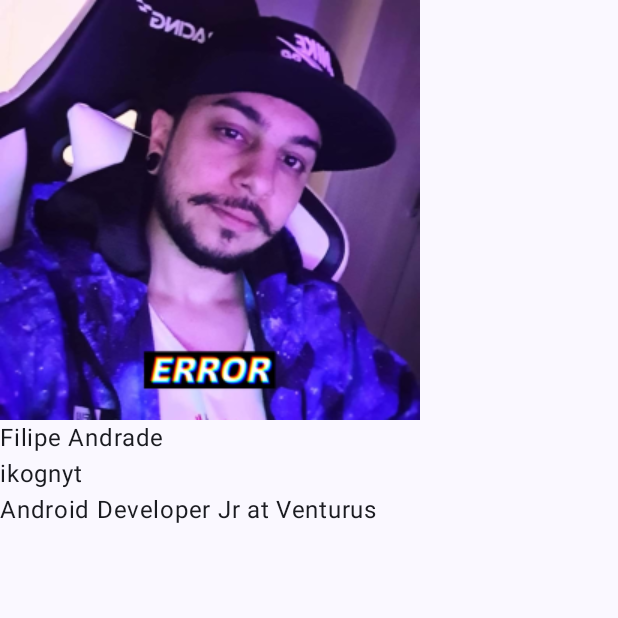
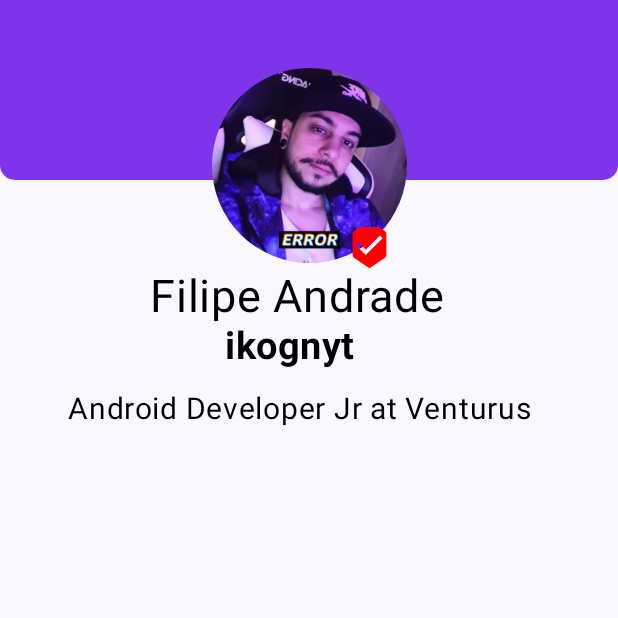
Before and after one commit to Ikognyt/DevHub, an Android app built with Jetpack Compose: the screen it shows after launch (MainActivity), on a phone screen of 412 x 824 dp, the top half of it. Run offline under Robolectric (Android 15) with nearby library versions, the phone set to English and light mode, and no system bars.

Commit message:
2/7 complete

```diff
--- a/app/src/main/java/br/com/ylotec/devhub/MainActivity.kt
+++ b/app/src/main/java/br/com/ylotec/devhub/MainActivity.kt
@@ -1,25 +1,43 @@
 package br.com.ylotec.devhub
 
-import android.media.Image
+import android.graphics.drawable.GradientDrawable
 import android.os.Bundle
 import androidx.activity.ComponentActivity
 import androidx.activity.compose.setContent
+import androidx.compose.foundation.BorderStroke
 import androidx.compose.foundation.Image
-import androidx.compose.foundation.layout.Box
-import androidx.compose.foundation.layout.Column
-import androidx.compose.foundation.layout.Row
-import androidx.compose.foundation.layout.fillMaxSize
+import androidx.compose.foundation.background
+import androidx.compose.foundation.border
+import androidx.compose.foundation.layout.*
+import androidx.compose.foundation.shape.CircleShape
+import androidx.compose.foundation.shape.RoundedCornerShape
 import androidx.compose.material3.Icon
 import androidx.compose.material3.MaterialTheme
 import androidx.compose.material3.Surface
 import androidx.compose.material3.Text
 import androidx.compose.runtime.Composable
 import androidx.compose.ui.Alignment
+import androidx.compose.ui.Alignment.Companion.Center
+import androidx.compose.ui.Alignment.Companion.CenterHorizontally
 import androidx.compose.ui.Modifier
+import androidx.compose.ui.draw.clip
+import androidx.compose.ui.graphics.Color
+import androidx.compose.ui.graphics.ExperimentalGraphicsApi
+import androidx.compose.ui.graphics.RectangleShape
+import androidx.compose.ui.graphics.colorspace.Rgb
+import androidx.compose.ui.layout.ContentScale
 import androidx.compose.ui.res.painterResource
-import androidx.compose.ui.semantics.Role.Companion.Image
-import androidx.compose.ui.tooling.preview.Preview
+import androidx.compose.ui.text.TextStyle
+import androidx.compose.ui.text.font.FontStyle
+import androidx.compose.ui.text.font.FontWeight
+import androidx.compose.ui.text.font.FontWeight.Companion.W600
+import androidx.compose.ui.text.style.TextAlign
+import androidx.compose.ui.unit.TextUnit
+import androidx.compose.ui.unit.TextUnitType
+import androidx.compose.ui.unit.dp
+import androidx.compose.ui.unit.sp
 import br.com.ylotec.devhub.ui.theme.DevHubTheme
+import kotlin.math.round
 
 class MainActivity : ComponentActivity() {
     override fun onCreate(savedInstanceState: Bundle?) {
@@ -31,22 +49,74 @@ class MainActivity : ComponentActivity() {
                     modifier = Modifier.fillMaxSize(),
                     color = MaterialTheme.colorScheme.background
                 ) {
-                    ArtistAvatar()
+                    UserCard()
                 }
             }
         }
     }
 
+
+
     @Composable
-    fun ArtistAvatar() {
-        Column {
-            Image(painter = painterResource(id = R.drawable.filipe_fb_rzd),
-                    contentDescription = "Foto do usuário")
-            Text("Filipe Andrade")
-            Text("ikognyt")
-            Text("Android Developer Jr at Venturus ")
+    fun UserCard() {
+
+        Column(modifier = Modifier
+            .absoluteOffset(0.dp, (-10).dp)
+        ) {
+            Box(modifier = Modifier
+                .background(Color(0xFF7D34EB), RoundedCornerShape(10.dp))
+                .fillMaxWidth()
+                .absoluteOffset(0.dp, 55.dp)
+            ) {
+                Image(
+                    painter = painterResource(id = R.drawable.filipe_fb_rzd),
+                    contentDescription = "Foto do usuário",
+                    Modifier
+                        .clip(CircleShape)
+                        .size(130.dp)
+                        .align(Center)
+                )
+            }
+            Box(modifier = Modifier
+                .align(CenterHorizontally)
+            ) {
+                Icon(
+                    painter = painterResource(
+                        id = R.drawable.ic_baseline_beenhere_24),
+                    contentDescription = "Been Here Check",
+                    Modifier
+                        .absoluteOffset(40.dp, 0.dp)
+                        .clip(CircleShape)
+                        .size(30.dp)
+                        .align(Center),
+                    Color.Red
+                )
+                Column(modifier = Modifier
+                    .fillMaxWidth()
+                    .align(Center)
+                ) {
+
+                    Text("Filipe Andrade", Modifier.absoluteOffset(100.dp, 60.dp), Color.Black, fontSize = 30.sp)
+                    Text("ikognyt", Modifier.absoluteOffset(150.dp, 60.dp), Color.Black, fontSize = 25.sp, fontWeight = FontWeight.Bold)
+                    Text("Android Developer Jr at Venturus ", Modifier.absoluteOffset(45.dp, 75.dp), Color.Black, fontSize = 20.sp)
+                }
+
+            }
         }
 
     }
 
+    @Composable
+    fun BackgroundUser(){
+        Row(horizontalArrangement = Arrangement.Center) {
+            Modifier
+                .fillMaxWidth()
+                .padding(10.dp)
+                .background(Color.Black)
+
+        }
+
+    }
+
+
 }
--- /dev/null
+++ b/app/src/main/res/drawable/ic_baseline_beenhere_24.xml
@@ -0,0 +1,5 @@
+<vector android:height="24dp" android:tint="#CD1A1A"
+    android:viewportHeight="24" android:viewportWidth="24"
+    android:width="24dp" xmlns:android="http://schemas.android.com/apk/res/android">
+    <path android:fillColor="@android:color/white" android:pathData="M19,1L5,1c-1.1,0 -1.99,0.9 -1.99,2L3,15.93c0,0.69 0.35,1.3 0.88,1.66L12,23l8.11,-5.41c0.53,-0.36 0.88,-0.97 0.88,-1.66L21,3c0,-1.1 -0.9,-2 -2,-2zM10,16l-5,-5 1.41,-1.41L10,13.17l7.59,-7.59L19,7l-9,9z"/>
+</vector>
```
